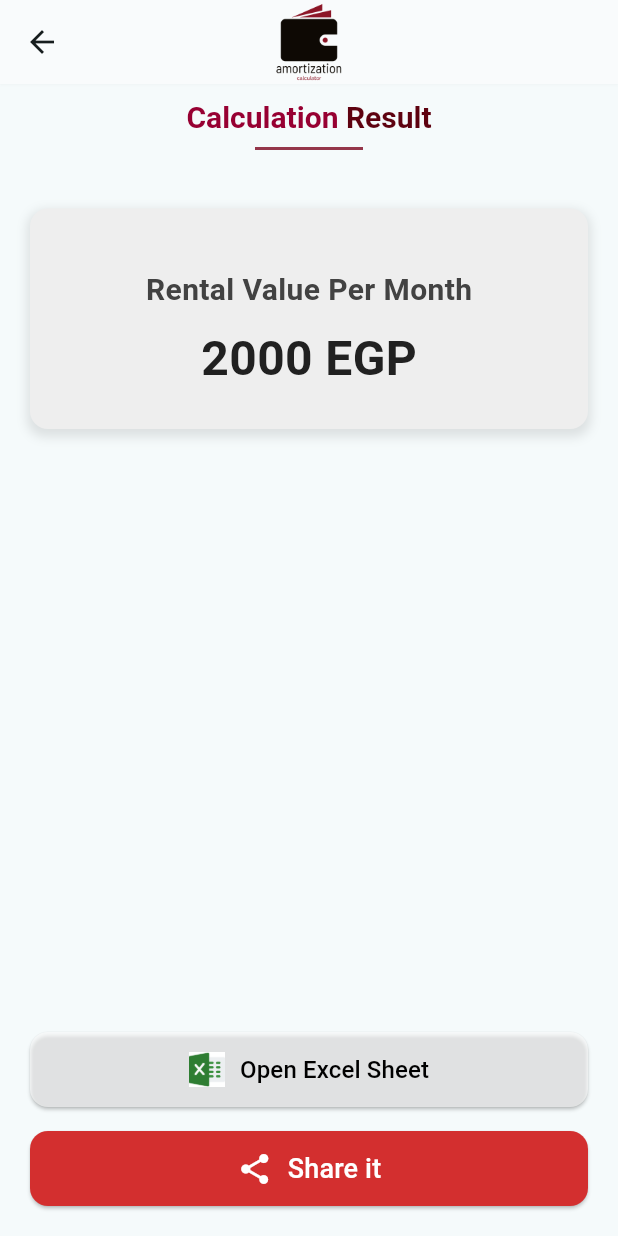
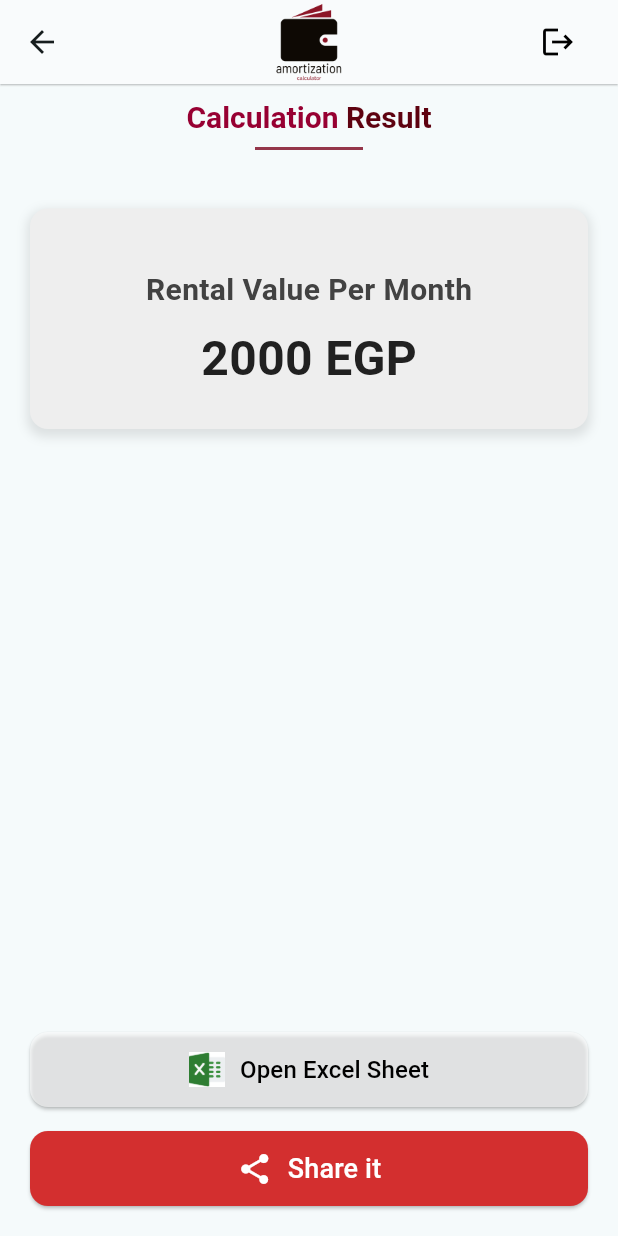
Before and after one commit to Amortization-Calculator/amortization-calculator-app, a Flutter app: the ResultScreen screen opened by its route, on a phone screen of 412 x 824 dp. Run offline on Flutter 3.47's test engine with Material 3 defaults, Android fonts, the phone set to English and light mode, and no system bars; our stand-ins replace connectivity_plus, get, share_plus, shared_preferences; missing offline and left inert: open_file_plus; accounts and stored records are empty.

Commit message:
enable logout from result screen

```diff
--- a/lib/screens/result_screen.dart
+++ b/lib/screens/result_screen.dart
@@ -5,6 +5,7 @@ import 'dart:io';
 import 'package:path_provider/path_provider.dart';
 import 'package:share_plus/share_plus.dart';
 
+import '../services/logout_service.dart';
 import '../widgets/build_rich_text_widget.dart';
 
 class ResultScreen extends StatefulWidget {
@@ -79,14 +80,27 @@ class _ResultScreenState extends State<ResultScreen> {
   Widget build(BuildContext context) {
     return Scaffold(
       appBar: AppBar(
+        scrolledUnderElevation: 0.0,
+        backgroundColor: Colors.white,
+        elevation: 0.5,
+        shadowColor: Colors.black,
+        centerTitle: true,
         title: Image.asset(
           'lib/assets/logo-transparent-png.png',
           height: 60.0,
         ),
-        backgroundColor: Colors.white,
-        elevation: 0.5,
-        shadowColor: Colors.black.withOpacity(0.1),
-        centerTitle: true,
+        actions: [
+          Padding(
+            padding: const EdgeInsets.only(right: 16.0), // Add padding here
+            child: IconButton(
+              icon: const Icon(Icons.logout, color: Colors.black), // Logout icon
+              onPressed: () async {
+                LogoutService logoutService = LogoutService();
+                await logoutService.logout();
+              },
+            ),
+          ),
+        ],
       ),
       body: Padding(
         padding: const EdgeInsets.symmetric(horizontal: 20.0),
```
